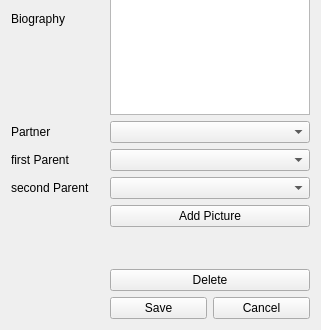
Above: FamilyTree/src/gui/editpanel.ui from moumitahmad/Stammbaum before the change; both pictures show x 0 to 321 and y 222 to 552 of the 321 by 552 pixel window. Below: the same form after it.
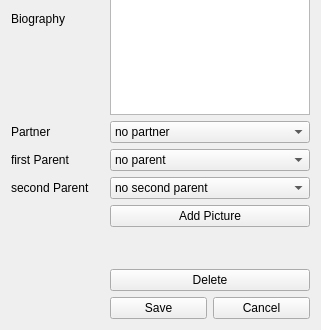
That is the form after the change.

Commit message: default parent

The edit to the form file:
```diff
--- a/FamilyTree/src/gui/editpanel.ui
+++ b/FamilyTree/src/gui/editpanel.ui
@@ -117,7 +117,7 @@
       <widget class="QComboBox" name="In_FirstParent">
        <item>
         <property name="text">
-         <string/>
+         <string>no parent</string>
         </property>
        </item>
       </widget>
@@ -149,9 +149,12 @@
      </item>
      <item row="8" column="1">
       <widget class="QComboBox" name="ChoosePartner">
+       <property name="currentIndex">
+        <number>0</number>
+       </property>
        <item>
         <property name="text">
-         <string/>
+         <string>no partner</string>
         </property>
        </item>
       </widget>
@@ -265,7 +268,13 @@
       </widget>
      </item>
      <item row="10" column="1">
-      <widget class="QComboBox" name="In_SecondParent"/>
+      <widget class="QComboBox" name="In_SecondParent">
+       <item>
+        <property name="text">
+         <string>no second parent</string>
+        </property>
+       </item>
+      </widget>
      </item>
     </layout>
    </item>
```
The commit also changes 4 other files.
